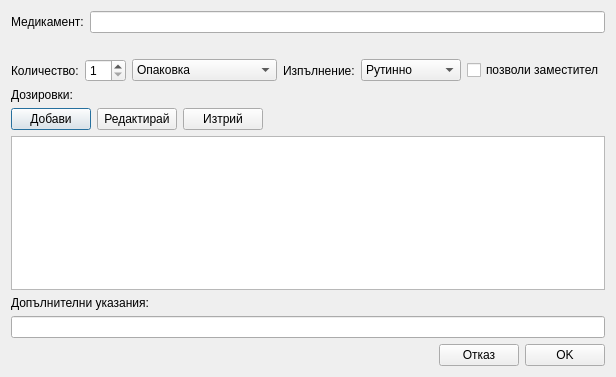
Above: src/View/Widgets/MedicationDialog.ui from thefinalcutbg/OpenPrescription before the change. Below: the same form after it.
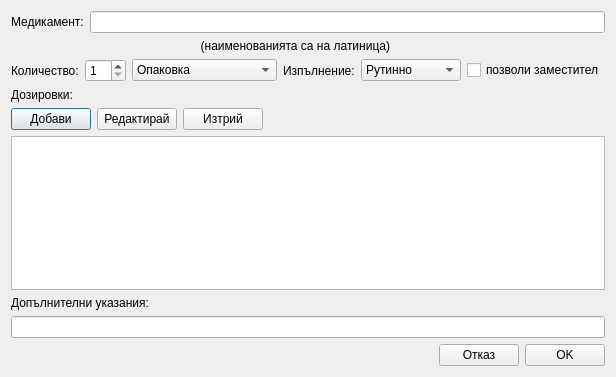
That is the form after the change. Custom widgets are drawn as their Qt base class.

Commit message: default form label text changed

```diff
--- a/src/View/Widgets/MedicationDialog.ui
+++ b/src/View/Widgets/MedicationDialog.ui
@@ -44,7 +44,7 @@
    <item>
     <widget class="QLabel" name="formLabel">
      <property name="text">
-      <string/>
+      <string>                                                         (наименованията са на латиница)</string>
      </property>
     </widget>
    </item>
```
